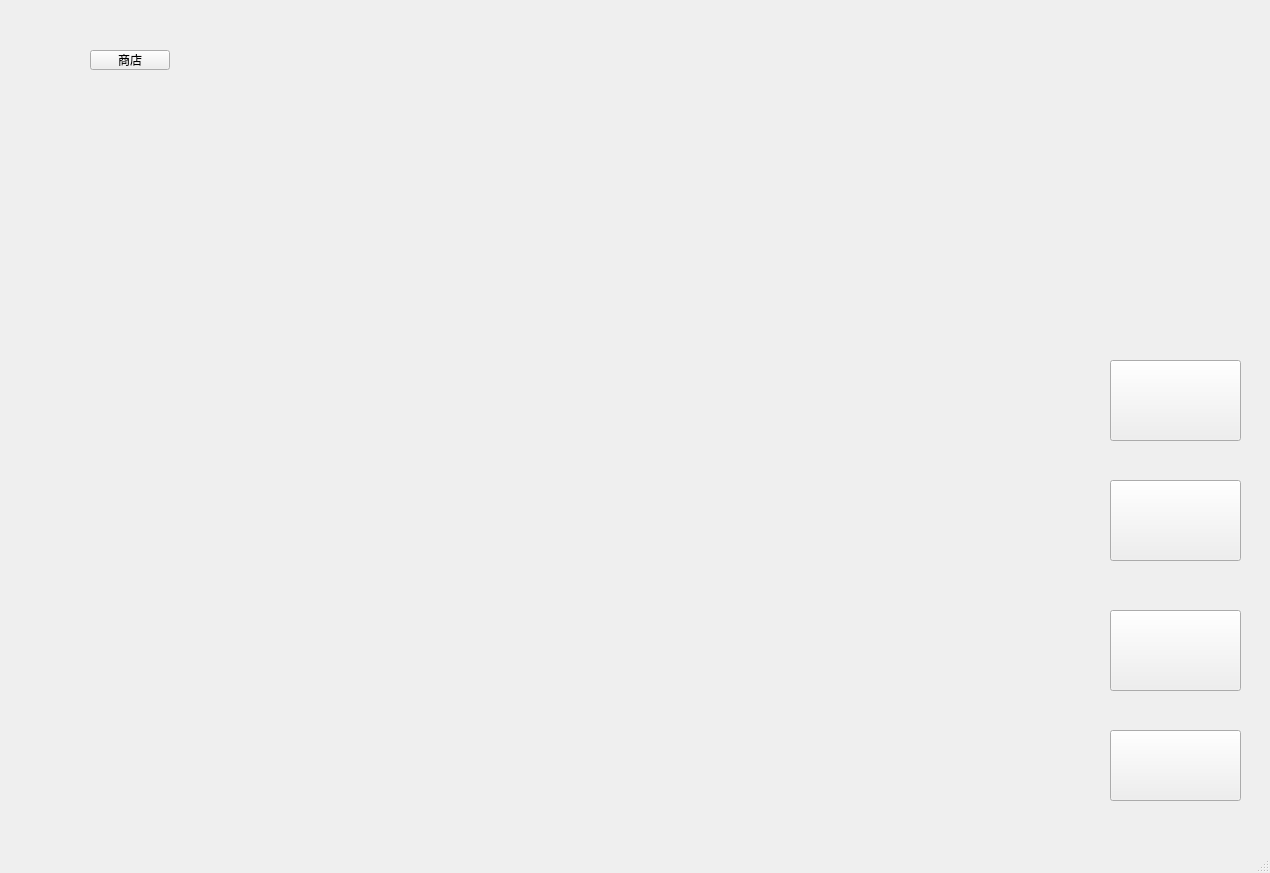
First picture: the form in mainwindow.ui, repository wh-first-soulful/tank, before the edit.
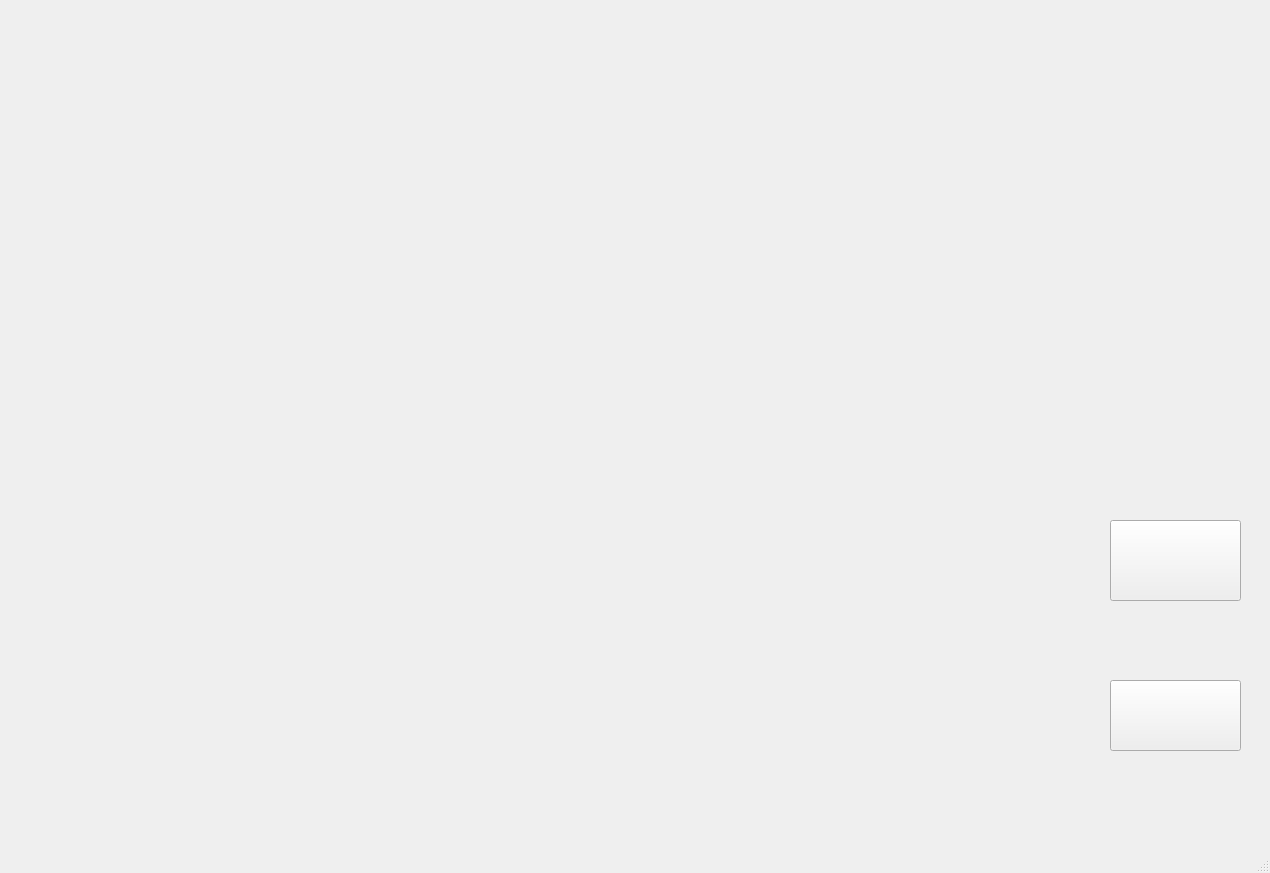
Second picture: the form after the edit.

Patch:
```diff
--- a/mainwindow.ui
+++ b/mainwindow.ui
@@ -24,7 +24,7 @@
     <property name="geometry">
      <rect>
       <x>1110</x>
-      <y>610</y>
+      <y>520</y>
       <width>131</width>
       <height>81</height>
      </rect>
@@ -37,7 +37,7 @@
     <property name="geometry">
      <rect>
       <x>1110</x>
-      <y>730</y>
+      <y>680</y>
       <width>131</width>
       <height>71</height>
      </rect>
@@ -59,45 +59,6 @@
      <string/>
     </property>
    </widget>
-   <widget class="QPushButton" name="btnRank">
-    <property name="geometry">
-     <rect>
-      <x>1110</x>
-      <y>480</y>
-      <width>131</width>
-      <height>81</height>
-     </rect>
-    </property>
-    <property name="text">
-     <string/>
-    </property>
-   </widget>
-   <widget class="QPushButton" name="btnHistory">
-    <property name="geometry">
-     <rect>
-      <x>1110</x>
-      <y>360</y>
-      <width>131</width>
-      <height>81</height>
-     </rect>
-    </property>
-    <property name="text">
-     <string/>
-    </property>
-   </widget>
-   <widget class="QPushButton" name="shopButton">
-    <property name="geometry">
-     <rect>
-      <x>90</x>
-      <y>50</y>
-      <width>80</width>
-      <height>20</height>
-     </rect>
-    </property>
-    <property name="text">
-     <string>商店</string>
-    </property>
-   </widget>
   </widget>
   <widget class="QStatusBar" name="statusBar"/>
  </widget>
```
